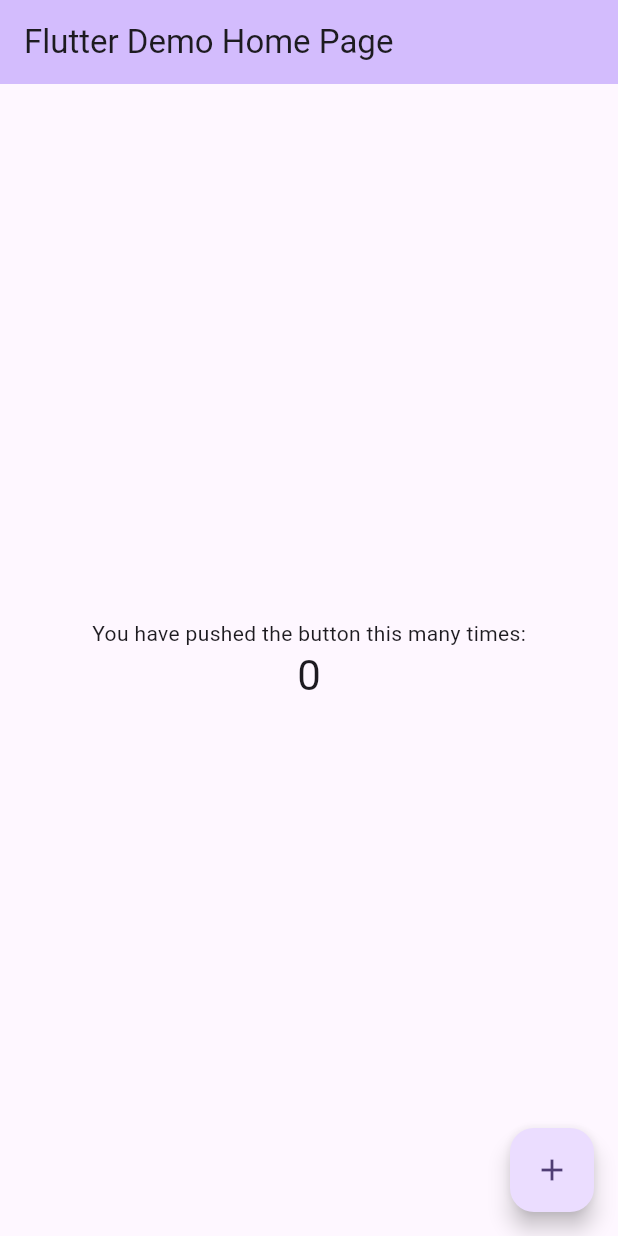
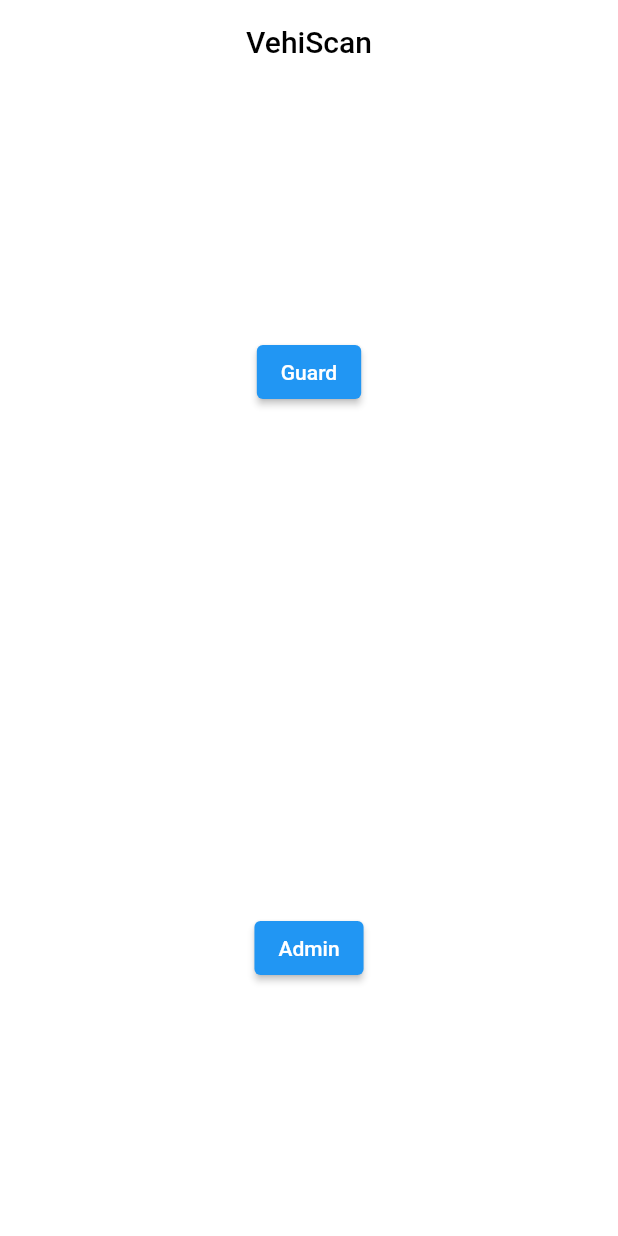
Before and after one commit to KiraKami-dev/vehiscan, a Flutter app: the screen it shows after launch, on a phone screen of 412 x 824 dp. Run offline on Flutter 3.47's test engine with Material 2 defaults, Android fonts, the phone set to English and light mode, and no system bars; our stand-ins replace get, shared_preferences.

Commit message:
Basic Structure and Homescreen

```diff
--- a/lib/main.dart
+++ b/lib/main.dart
@@ -1,125 +1,9 @@
 import 'package:flutter/material.dart';
+import 'package:vehiscan/src/app.dart';
 
-void main() {
+import 'src/utils/shared_prefs.dart';
+
+void main() async{
   runApp(const MyApp());
+    await SharedPrefs().init();
 }
-
-class MyApp extends StatelessWidget {
-  const MyApp({super.key});
-
-  // This widget is the root of your application.
-  @override
-  Widget build(BuildContext context) {
-    return MaterialApp(
-      title: 'Flutter Demo',
-      theme: ThemeData(
-        // This is the theme of your application.
-        //
-        // TRY THIS: Try running your application with "flutter run". You'll see
-        // the application has a blue toolbar. Then, without quitting the app,
-        // try changing the seedColor in the colorScheme below to Colors.green
-        // and then invoke "hot reload" (save your changes or press the "hot
-        // reload" button in a Flutter-supported IDE, or press "r" if you used
-        // the command line to start the app).
-        //
-        // Notice that the counter didn't reset back to zero; the application
-        // state is not lost during the reload. To reset the state, use hot
-        // restart instead.
-        //
-        // This works for code too, not just values: Most code changes can be
-        // tested with just a hot reload.
-        colorScheme: ColorScheme.fromSeed(seedColor: Colors.deepPurple),
-        useMaterial3: true,
-      ),
-      home: const MyHomePage(title: 'Flutter Demo Home Page'),
-    );
-  }
-}
-
-class MyHomePage extends StatefulWidget {
-  const MyHomePage({super.key, required this.title});
-
-  // This widget is the home page of your application. It is stateful, meaning
-  // that it has a State object (defined below) that contains fields that affect
-  // how it looks.
-
-  // This class is the configuration for the state. It holds the values (in this
-  // case the title) provided by the parent (in this case the App widget) and
-  // used by the build method of the State. Fields in a Widget subclass are
-  // always marked "final".
-
-  final String title;
-
-  @override
-  State<MyHomePage> createState() => _MyHomePageState();
-}
-
-class _MyHomePageState extends State<MyHomePage> {
-  int _counter = 0;
-
-  void _incrementCounter() {
-    setState(() {
-      // This call to setState tells the Flutter framework that something has
-      // changed in this State, which causes it to rerun the build method below
-      // so that the display can reflect the updated values. If we changed
-      // _counter without calling setState(), then the build method would not be
-      // called again, and so nothing would appear to happen.
-      _counter++;
-    });
-  }
-
-  @override
-  Widget build(BuildContext context) {
-    // This method is rerun every time setState is called, for instance as done
-    // by the _incrementCounter method above.
-    //
-    // The Flutter framework has been optimized to make rerunning build methods
-    // fast, so that you can just rebuild anything that needs updating rather
-    // than having to individually change instances of widgets.
-    return Scaffold(
-      appBar: AppBar(
-        // TRY THIS: Try changing the color here to a specific color (to
-        // Colors.amber, perhaps?) and trigger a hot reload to see the AppBar
-        // change color while the other colors stay the same.
-        backgroundColor: Theme.of(context).colorScheme.inversePrimary,
-        // Here we take the value from the MyHomePage object that was created by
-        // the App.build method, and use it to set our appbar title.
-        title: Text(widget.title),
-      ),
-      body: Center(
-        // Center is a layout widget. It takes a single child and positions it
-        // in the middle of the parent.
-        child: Column(
-          // Column is also a layout widget. It takes a list of children and
-          // arranges them vertically. By default, it sizes itself to fit its
-          // children horizontally, and tries to be as tall as its parent.
-          //
-          // Column has various properties to control how it sizes itself and
-          // how it positions its children. Here we use mainAxisAlignment to
-          // center the children vertically; the main axis here is the vertical
-          // axis because Columns are vertical (the cross axis would be
-          // horizontal).
-          //
-          // TRY THIS: Invoke "debug painting" (choose the "Toggle Debug Paint"
-          // action in the IDE, or press "p" in the console), to see the
-          // wireframe for each widget.
-          mainAxisAlignment: MainAxisAlignment.center,
-          children: <Widget>[
-            const Text(
-              'You have pushed the button this many times:',
-            ),
-            Text(
-              '$_counter',
-              style: Theme.of(context).textTheme.headlineMedium,
-            ),
-          ],
-        ),
-      ),
-      floatingActionButton: FloatingActionButton(
-        onPressed: _incrementCounter,
-        tooltip: 'Increment',
-        child: const Icon(Icons.add),
-      ), // This trailing comma makes auto-formatting nicer for build methods.
-    );
-  }
-}
--- /dev/null
+++ b/lib/src/app.dart
@@ -0,0 +1,21 @@
+import 'package:flutter/material.dart';
+import 'package:vehiscan/src/screens/home_screen.dart';
+import 'package:get/get.dart';
+import 'package:vehiscan/src/services/utils.dart';
+
+class MyApp extends StatelessWidget {
+  const MyApp({super.key});
+
+  // This widget is the root of your application.
+  @override
+  Widget build(BuildContext context) {
+    return GetMaterialApp(
+      title: 'VehiScan',
+      debugShowCheckedModeBanner: false,
+      home: HomeScreen(),
+      theme: ThemeData(
+        scaffoldBackgroundColor: Utils.appTheme,
+      ),
+    );
+  }
+}
--- /dev/null
+++ b/lib/src/screens/home_screen.dart
@@ -0,0 +1,38 @@
+import 'package:flutter/material.dart';
+import 'package:get/get.dart';
+import 'package:vehiscan/src/app.dart';
+import 'package:vehiscan/src/screens/admin_control.dart/admin_home.dart';
+import 'package:vehiscan/src/screens/guard_screen/home_guard.dart';
+import 'package:vehiscan/src/widgets/appbar.widget.dart';
+
+class HomeScreen extends StatelessWidget {
+  const HomeScreen({super.key});
+
+  @override
+  Widget build(BuildContext context) {
+    return Scaffold(
+      appBar: const AppBarWidget(),
+      body: Container(
+        width: double.infinity,
+        child: Column(
+          crossAxisAlignment: CrossAxisAlignment.center,
+          mainAxisAlignment: MainAxisAlignment.spaceAround,
+          children: [
+            ElevatedButton(
+              onPressed: () {
+                Get.to(()=>GuardHome());
+              },
+              child: Text("Guard"),
+            ),
+            ElevatedButton(
+              onPressed: () {
+                Get.to(()=>AdminHome());
+              },
+              child: Text("Admin"),
+            ),
+          ],
+        ),
+      ),
+    );
+  }
+}
--- /dev/null
+++ b/lib/src/services/utils.dart
@@ -0,0 +1,12 @@
+import 'package:flutter/material.dart';
+
+class Utils {
+  BuildContext context;
+
+  Utils(this.context);
+
+  static final appTheme = Color(0xFFFFFFFF);
+  static final textColor = Color(0xFF000000);
+
+  Size get getScreenSize => MediaQuery.of(context).size;
+}
--- /dev/null
+++ b/lib/src/widgets/appbar.widget.dart
@@ -0,0 +1,16 @@
+import 'package:flutter/material.dart';
+import 'package:vehiscan/src/services/utils.dart';
+
+class AppBarWidget extends StatelessWidget implements PreferredSizeWidget {
+  const AppBarWidget({super.key});
+  Size get preferredSize => const Size.fromHeight(kToolbarHeight);
+  @override
+  Widget build(BuildContext context) {
+    return AppBar(
+      backgroundColor: Utils.appTheme,
+      centerTitle: true,
+      title: Text('VehiScan',style: TextStyle(color: Utils.textColor),),
+      elevation: 0,
+    );
+  }
+}
--- a/pubspec.yaml
+++ b/pubspec.yaml
@@ -35,6 +35,9 @@ dependencies:
   # The following adds the Cupertino Icons font to your application.
   # Use with the CupertinoIcons class for iOS style icons.
   cupertino_icons: ^1.0.2
+  get: ^4.6.5
+  shared_preferences: ^2.0.15
+  riverpod: ^2.3.7
 
 dev_dependencies:
   flutter_test:
```
Also changed, not shown: lib/src/screens/admin_control.dart/admin_home.dart (added, +15 -0 lines), lib/src/screens/guard_screen/home_guard.dart (added, +15 -0 lines), lib/src/services/local_storage.dart (added, +19 -0 lines), lib/src/utils/shared_prefs.dart (added, +11 -0 lines), pubspec.lock, 8 other files.
